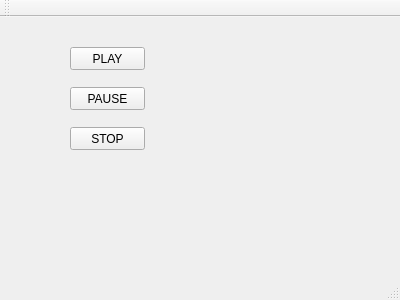
catmasik/ambientPlayer, file mainwindow.ui: the form before one commit.
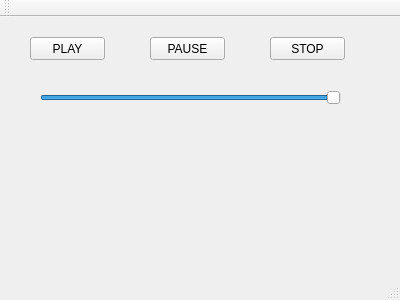
The form after the commit.

What changed in the file:
```diff
--- a/mainwindow.ui
+++ b/mainwindow.ui
@@ -17,8 +17,8 @@
    <widget class="QPushButton" name="pushButton">
     <property name="geometry">
      <rect>
-      <x>70</x>
-      <y>30</y>
+      <x>30</x>
+      <y>20</y>
       <width>75</width>
       <height>23</height>
      </rect>
@@ -30,8 +30,8 @@
    <widget class="QPushButton" name="pushButton_2">
     <property name="geometry">
      <rect>
-      <x>70</x>
-      <y>70</y>
+      <x>150</x>
+      <y>20</y>
       <width>75</width>
       <height>23</height>
      </rect>
@@ -43,8 +43,8 @@
    <widget class="QPushButton" name="pushButton_3">
     <property name="geometry">
      <rect>
-      <x>70</x>
-      <y>110</y>
+      <x>270</x>
+      <y>20</y>
       <width>75</width>
       <height>23</height>
      </rect>
@@ -53,6 +53,22 @@
      <string>STOP</string>
     </property>
    </widget>
+   <widget class="QSlider" name="horizontalSlider">
+    <property name="geometry">
+     <rect>
+      <x>40</x>
+      <y>70</y>
+      <width>301</width>
+      <height>21</height>
+     </rect>
+    </property>
+    <property name="value">
+     <number>99</number>
+    </property>
+    <property name="orientation">
+     <enum>Qt::Horizontal</enum>
+    </property>
+   </widget>
   </widget>
   <widget class="QMenuBar" name="menuBar">
    <property name="geometry">
```
